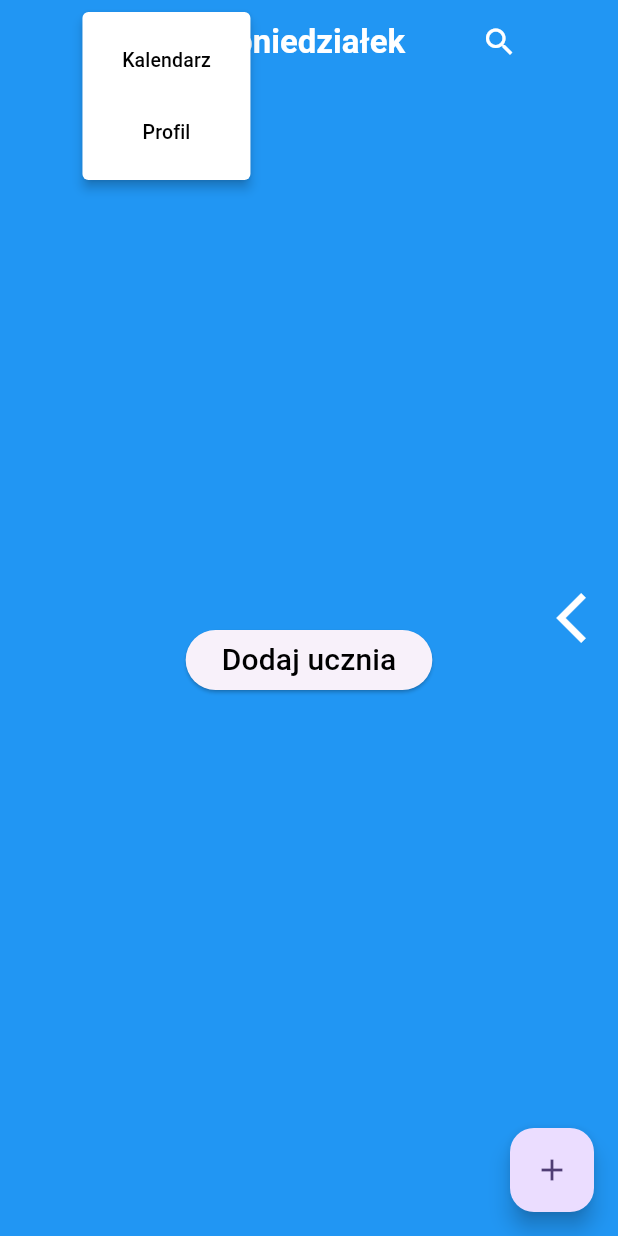
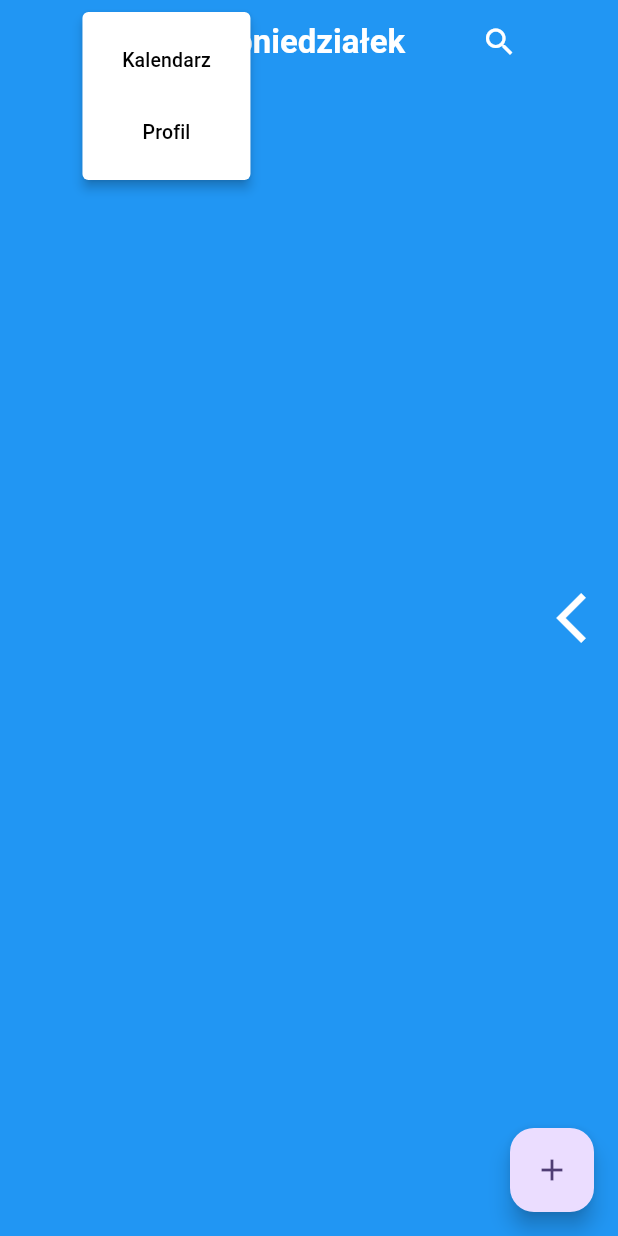
Before and after one commit to karolinasadlik/uporzadkowane_korepetycje, a Flutter app: the screen it shows once a user with an empty profile is signed in, after a tap on the "more vert" icon, on a phone screen of 412 x 824 dp. Run offline on Flutter 3.47's test engine with Material 2 defaults, Android fonts, the phone set to English and light mode, and no system bars; drawn by our look-alikes of liquid_swipe; our stand-ins replace firebase_auth, firebase_core, google_fonts, table_calendar; missing offline and left inert: flutterfire_ui; accounts and stored records are empty; Roboto replaces fonts that are missing (Kadwa).

Commit message:
Delete ElevatedButtonForAll

```diff
--- a/lib/home/screens/elevated_button/elevated_button_content_page.dart
+++ /dev/null
@@ -1,21 +0,0 @@
-import 'package:flutter/material.dart';
-import 'package:google_fonts/google_fonts.dart';
-
-class ElevatedButtonForAll extends StatelessWidget {
-  const ElevatedButtonForAll({
-    super.key,
-  });
-
-  @override
-  Widget build(BuildContext context) {
-    return ElevatedButton(
-      onPressed: () {
-
-      },
-      child: Text(
-        'Dodaj ucznia',
-        style: GoogleFonts.kadwa(fontSize: 20, color: Colors.black),
-      ),
-    );
-  }
-}
--- a/lib/home/screens/screen1/screen1_poniedzialek_content_page.dart
+++ b/lib/home/screens/screen1/screen1_poniedzialek_content_page.dart
@@ -1,6 +1,6 @@
 import 'package:flutter/material.dart';
 
-import '../elevated_button/elevated_button_content_page.dart';
+
 import '../row_appbar/row_content_page.dart';
 
 class Screen1 extends StatelessWidget {
@@ -20,9 +20,7 @@ class Screen1 extends StatelessWidget {
         onPressed: () {},
         child: const Icon(Icons.add),
       ),
-      body: const Center(
-        child: ElevatedButtonForAll(),
-      ),
+
     );
   }
 }
--- a/lib/home/screens/screen2/screen2_wtorek_content_page.dart
+++ b/lib/home/screens/screen2/screen2_wtorek_content_page.dart
@@ -2,7 +2,7 @@ import 'package:flutter/material.dart';
 
 import 'package:uporzadkowane_korepetycje/home/screens/row_appbar/row_content_page.dart';
 
-import '../elevated_button/elevated_button_content_page.dart';
+
 
 
 class Screen2 extends StatelessWidget {
@@ -18,10 +18,7 @@ class Screen2 extends StatelessWidget {
         title: const RowForAll(),
         backgroundColor: Colors.pink,
       ),
-      body: const Center(
-        child: ElevatedButtonForAll(),
 
-      ),
     );
   }
 }
--- a/lib/home/screens/screen3/screen3_sroda_content_page.dart
+++ b/lib/home/screens/screen3/screen3_sroda_content_page.dart
@@ -1,5 +1,4 @@
 import 'package:flutter/material.dart';
-import 'package:uporzadkowane_korepetycje/home/screens/elevated_button/elevated_button_content_page.dart';
 
 import 'package:uporzadkowane_korepetycje/home/screens/row_appbar/row_content_page.dart';
 
@@ -16,10 +15,7 @@ class Screen3 extends StatelessWidget {
         title: const RowForAll(),
         backgroundColor: Colors.purple,
       ),
-      body: const Center(
-        child: ElevatedButtonForAll(),
 
-      ),
     );
   }
 }
--- a/lib/home/screens/screen4/screen4_czwartek_content_page.dart
+++ b/lib/home/screens/screen4/screen4_czwartek_content_page.dart
@@ -3,7 +3,7 @@ import 'package:flutter/material.dart';
 
 import 'package:uporzadkowane_korepetycje/home/screens/row_appbar/row_content_page.dart';
 
-import '../elevated_button/elevated_button_content_page.dart';
+
 
 
 class Screen4 extends StatelessWidget {
@@ -19,9 +19,7 @@ class Screen4 extends StatelessWidget {
         title: const RowForAll(),
         backgroundColor: Colors.black,
       ),
-      body: const Center(
-        child: ElevatedButtonForAll(),
-      )
+
     );
   }
 }
--- a/lib/home/screens/screen5/screen5_piatek_content_page.dart
+++ b/lib/home/screens/screen5/screen5_piatek_content_page.dart
@@ -3,7 +3,7 @@ import 'package:flutter/material.dart';
 
 import 'package:uporzadkowane_korepetycje/home/screens/row_appbar/row_content_page.dart';
 
-import '../elevated_button/elevated_button_content_page.dart';
+
 
 
 class Screen5 extends StatelessWidget {
@@ -19,10 +19,7 @@ class Screen5 extends StatelessWidget {
         title: const RowForAll(),
         backgroundColor: Colors.orange,
       ),
-      body: const Center(
-        child: ElevatedButtonForAll(),
 
-      ),
     );
   }
 }
--- a/lib/home/screens/screen6/screen6_sobota_content_page.dart
+++ b/lib/home/screens/screen6/screen6_sobota_content_page.dart
@@ -3,7 +3,7 @@ import 'package:flutter/material.dart';
 
 import 'package:uporzadkowane_korepetycje/home/screens/row_appbar/row_content_page.dart';
 
-import '../elevated_button/elevated_button_content_page.dart';
+
 
 
 class Screen6 extends StatelessWidget {
@@ -19,10 +19,7 @@ class Screen6 extends StatelessWidget {
         title:const RowForAll(),
         backgroundColor: Colors.yellow,
       ),
-      body: const Center(
-        child: ElevatedButtonForAll(),
 
-      ),
     );
   }
 }
--- a/lib/home/screens/screen7/screen7_niedziela_content_page.dart
+++ b/lib/home/screens/screen7/screen7_niedziela_content_page.dart
@@ -2,7 +2,7 @@ import 'package:flutter/material.dart';
 
 import 'package:uporzadkowane_korepetycje/home/screens/row_appbar/row_content_page.dart';
 
-import '../elevated_button/elevated_button_content_page.dart';
+
 
 class Screen7 extends StatelessWidget {
   const Screen7({
@@ -17,9 +17,7 @@ class Screen7 extends StatelessWidget {
         title: const RowForAll(),
         backgroundColor: Colors.green,
       ),
-      body: const Center(
-        child: ElevatedButtonForAll(),
-      ),
+
     );
   }
 }
```
